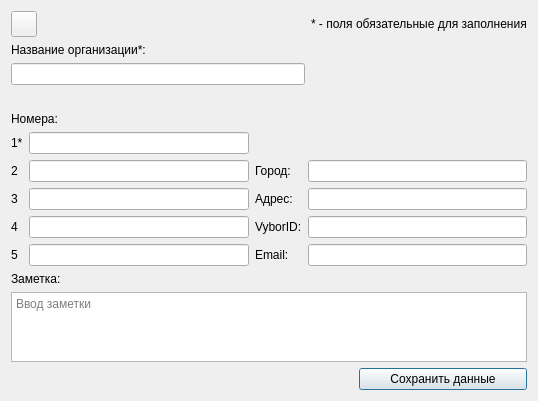
Qt form EditOrgContactDialog.ui (okostynchuk/Outcall) before a commit.
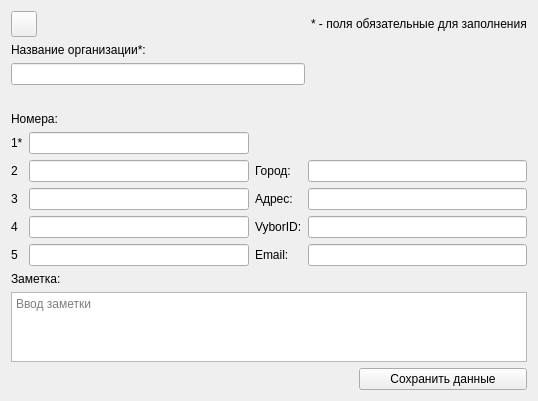
The same form after that commit. Icons and pictures are not drawn.

What changed in the file:
```diff
--- a/EditOrgContactDialog.ui
+++ b/EditOrgContactDialog.ui
@@ -46,6 +46,9 @@
          <property name="text">
           <string>Сохранить данные</string>
          </property>
+         <property name="autoDefault">
+          <bool>false</bool>
+         </property>
         </widget>
        </item>
        <item row="0" column="0">
```
